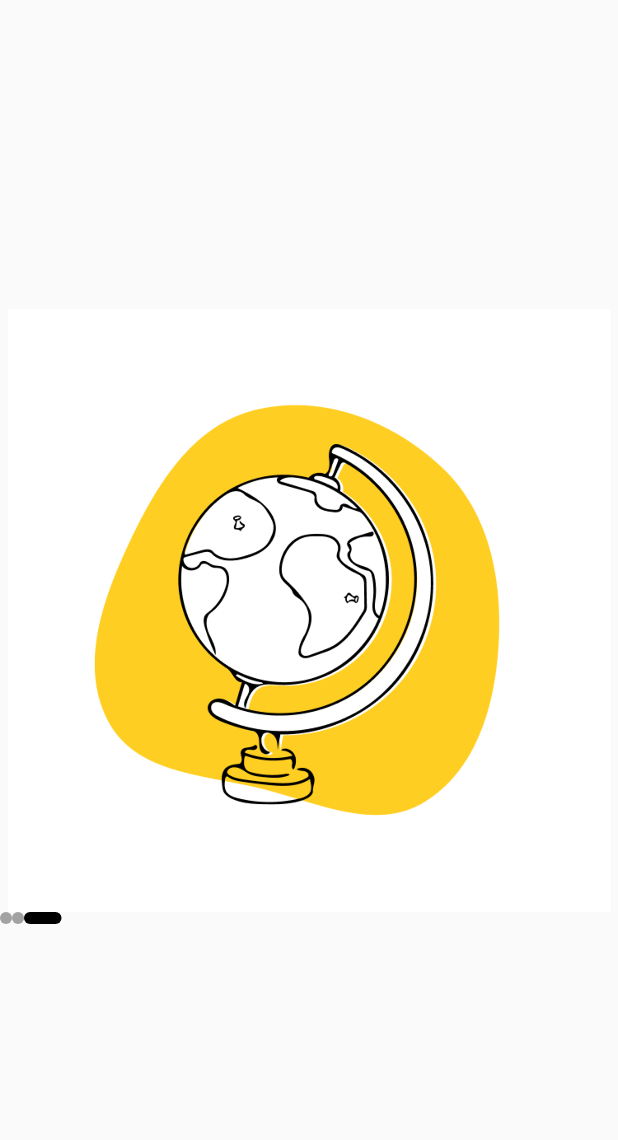
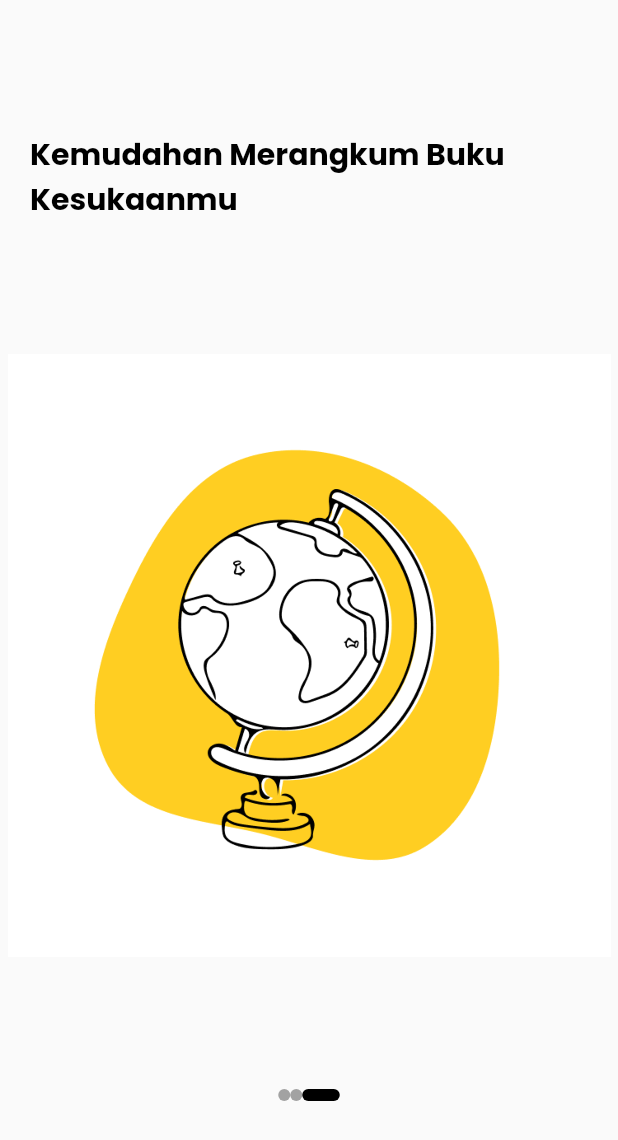
Before and after one commit to flitzcore/SukaBaca, a Flutter app: the screen it shows after launch, swiped to page 3, on a phone screen of 412 x 824 dp. Shown: the top 1140 px of the screen. Run offline on Flutter 3.47's test engine with Material 2 defaults, Android fonts, the phone set to English and light mode, and no system bars; our stand-ins replace google_fonts.

Commit message:
Welcome pages

```diff
--- a/lib/Pages/welcome_page.dart
+++ b/lib/Pages/welcome_page.dart
@@ -1,5 +1,6 @@
 import 'package:flutter/material.dart';
 import 'package:suka_baca/Utility/button_1.dart';
+import 'package:suka_baca/Utility/kumpulan_text.dart';
 import 'package:suka_baca/Utility/slider_rect.dart';
 
 
@@ -17,6 +18,11 @@ class _WelcomePagesState extends State<WelcomePages> {
     "welcomepage_2.png",
     "welcomepage_3.png"
   ];
+  List textBold=[
+    "Buku adalah Jendela Ilmu",
+    "Catat Setiap Hal Penting",
+    "Kemudahan Merangkum Buku Kesukaanmu"
+  ];
 
   Widget build(BuildContext context) {
     return Scaffold(
@@ -25,9 +31,13 @@ class _WelcomePagesState extends State<WelcomePages> {
           itemCount: img.length,
           itemBuilder: (_,index){
             return Column(
-              mainAxisAlignment: MainAxisAlignment.center,
-              crossAxisAlignment: CrossAxisAlignment.center,
+              mainAxisAlignment: MainAxisAlignment.spaceEvenly,
               children: [
+                Container(
+                  alignment: Alignment.topLeft,
+                  margin: const EdgeInsets.only(left: 20.0, right: 20.0),
+                  child: LargeText(text: textBold[index]),
+                ),
                 Container(
                   width: double.maxFinite-10,
                   height: MediaQuery.of(context).size.width-10,
@@ -41,7 +51,10 @@ class _WelcomePagesState extends State<WelcomePages> {
                     ),
                   )
                 ),
-                SliderBar(pages: img.length,pagesIndex: index),
+                Row(
+                  mainAxisAlignment: MainAxisAlignment.spaceEvenly,
+                  children:[SliderBar(pages: img.length,pagesIndex: index)]
+                ),
               ],
             );
           }),
--- a/lib/Utility/kumpulan_text.dart
+++ b/lib/Utility/kumpulan_text.dart
@@ -8,14 +8,14 @@ class LargeText extends StatelessWidget {
   LargeText ({Key? key,
     required this.text,
     this.color=Colors.black,
-    this.size=30
+    this.size=20
     }) : super(key: key);
 
   @override
   Widget build(BuildContext context) {
     return Text(
       text,
-      style: GoogleFonts.kanit(
+      style: GoogleFonts.poppins(
         textStyle:
           TextStyle(
             color: color,
```
Also changed, not shown: assets/img/welcomepage_1.png (deleted).
